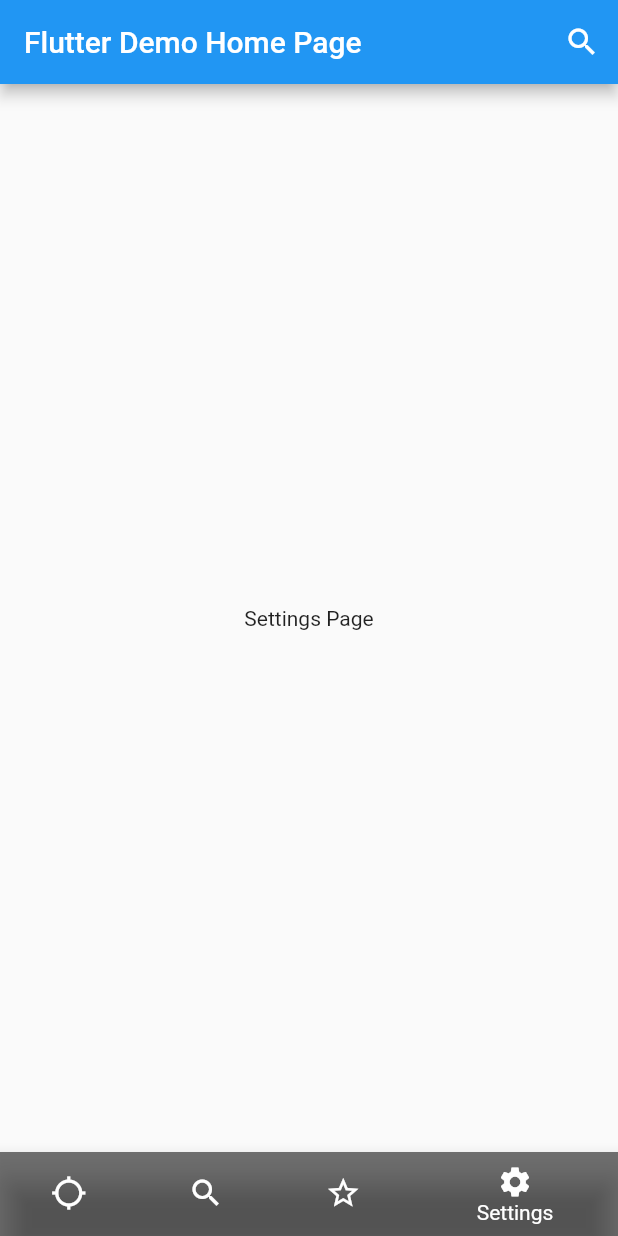
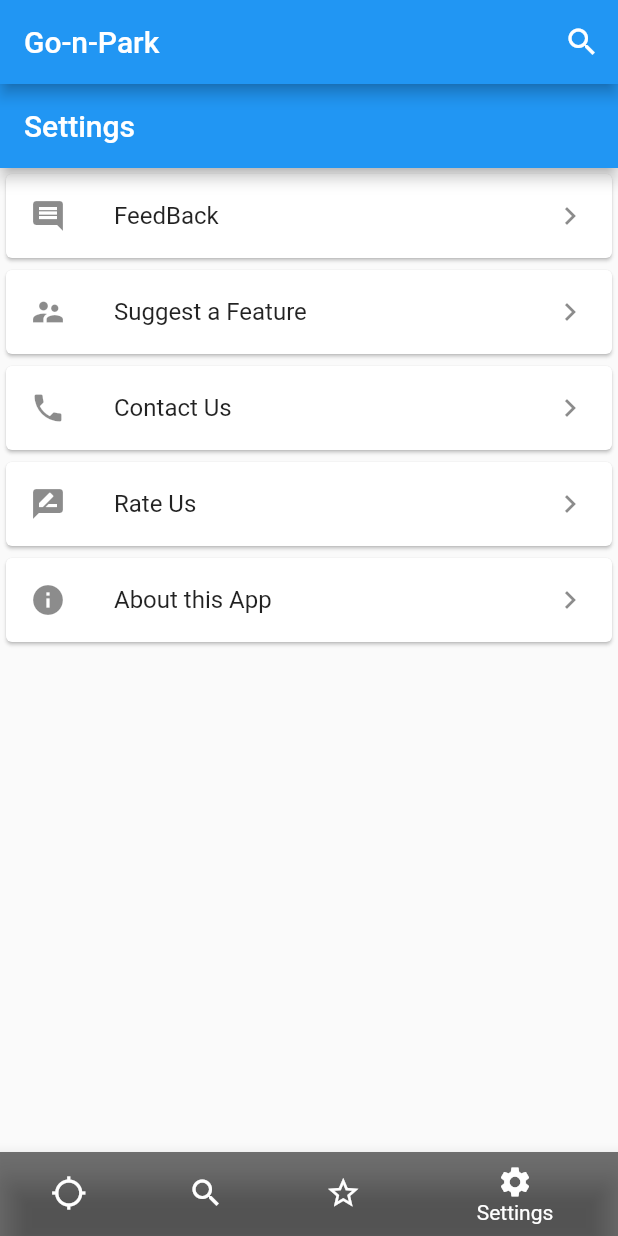
Before and after one commit to Blitzborg/Gon-Park, a Flutter app: the screen it shows after launch, item 4 of the bottom bar chosen, on a phone screen of 412 x 824 dp. Run offline on Flutter 3.47's test engine with Material 2 defaults, Android fonts, the phone set to English and light mode, and no system bars.

Commit message:
Added The settings UI

```diff
--- a/lib/main.dart
+++ b/lib/main.dart
@@ -7,11 +7,11 @@ class MyApp extends StatelessWidget {
   @override
   Widget build(BuildContext context) {
     return MaterialApp(
-      title: 'Flutter Demo',
+      title: 'Go-n-Park App',
       theme: ThemeData(
         primarySwatch: Colors.blue,
       ),
-      home: MyHomePage(title: 'Flutter Demo Home Page'),
+      home: MyHomePage(title: 'Go-n-Park'),
     );
   }
 }
--- a/lib/views/SettingsPage.dart
+++ b/lib/views/SettingsPage.dart
@@ -8,10 +8,37 @@ class SettingsPage extends StatelessWidget{
   @override
   Widget build(BuildContext cntxt){
     return Scaffold(
-      body: Center(
-          child: Text('Settings Page'),
-        ),
-    );
+        appBar: AppBar(title: Text('Settings')),
+        body: BodyLayout(),
+      );
   }
 
 }
+   class BodyLayout extends StatelessWidget {
+      @override
+      Widget build(BuildContext context) {
+        return _myListView(context);
+      }
+    }
+    Widget _myListView(BuildContext context) {
+
+      final titles = ['FeedBack', 'Suggest a Feature','Contact Us', 'Rate Us','About this App'];
+
+      final icons = [Icons.insert_comment,Icons.supervisor_account,Icons.local_phone, Icons.rate_review,Icons.info ];
+
+      return ListView.builder(
+        itemCount: titles.length,
+        itemBuilder: (context, index) {
+          return Card( //                           <-- Card widget
+            child: ListTile(
+              onTap: () {
+                print('tapped');
+              },
+              leading: Icon(icons[index]),
+              title: Text(titles[index]),
+              trailing: Icon(Icons.keyboard_arrow_right),
+            ),
+          );
+        },
+      );
+    }
```
